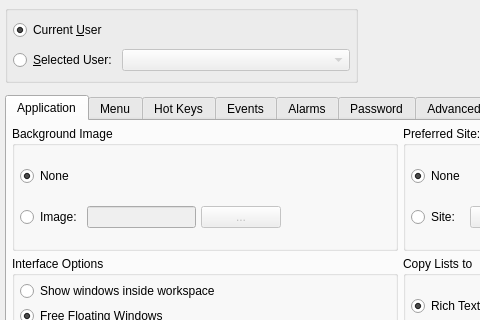
The window that guiclient/userPreferences.ui (Pegasus-RPG/xtuple-client) describes before a commit, drawn with Qt 5; both pictures show x 0 to 480 and y 0 to 320 of the 800 by 523 pixel window.
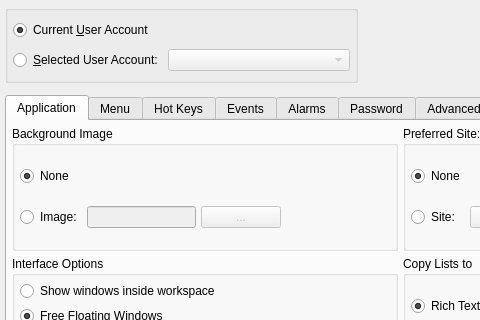
The same window after the commit. Custom widgets are drawn as their Qt base class.

```diff
--- a/guiclient/userPreferences.ui
+++ b/guiclient/userPreferences.ui
@@ -41,7 +41,7 @@
         <item row="0" column="0">
          <widget class="QRadioButton" name="_currentUser">
           <property name="text">
-           <string>Current &amp;User</string>
+           <string>Current &amp;User Account</string>
           </property>
           <property name="checked">
            <bool>true</bool>
@@ -51,7 +51,7 @@
         <item row="1" column="0">
          <widget class="QRadioButton" name="_selectedUser">
           <property name="text">
-           <string>&amp;Selected User:</string>
+           <string>&amp;Selected User Account:</string>
           </property>
          </widget>
         </item>
```
Left out of the diff: 2 changed lines with no effect on the pictures.
